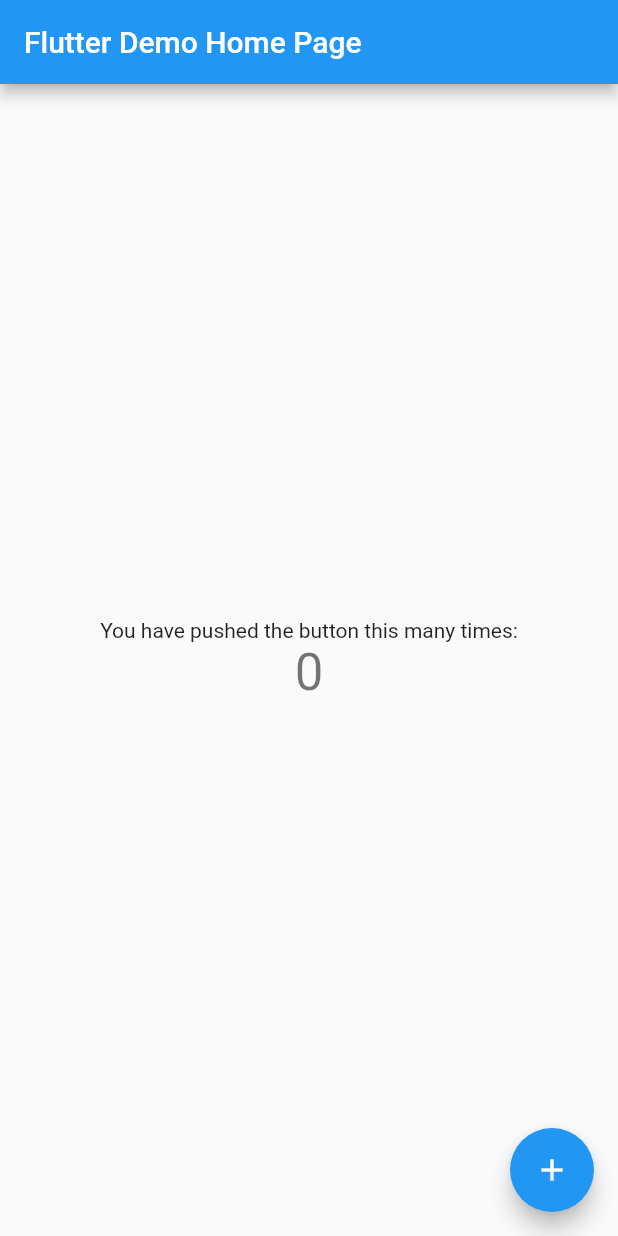
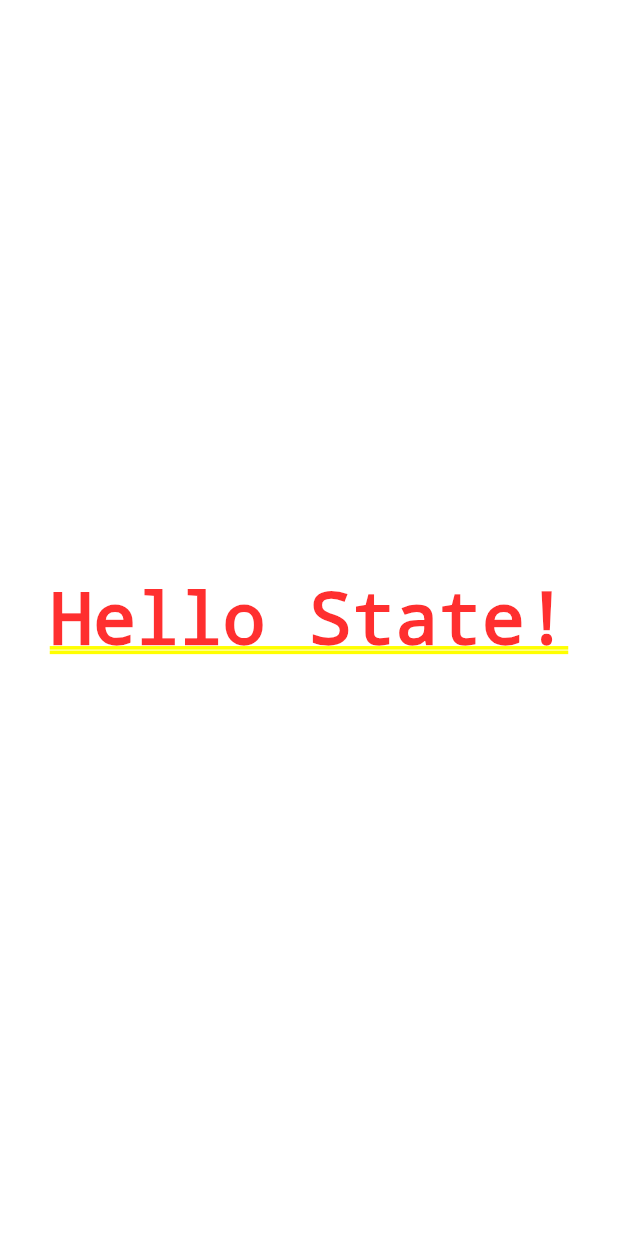
Before and after one commit to mikaelo/places, a Flutter app: the screen it shows after launch, on a phone screen of 412 x 824 dp. Run offline on Flutter 3.47's test engine with Material 2 defaults, Android fonts, the phone set to English and light mode, and no system bars.

Commit message:
Flutter Surf 3.6 3

```diff
--- a/src/lib/main.dart
+++ b/src/lib/main.dart
@@ -5,109 +5,39 @@ void main() {
 }
 
 class MyApp extends StatelessWidget {
-  // This widget is the root of your application.
   @override
   Widget build(BuildContext context) {
     return MaterialApp(
       title: 'Flutter Demo',
       theme: ThemeData(
-        // This is the theme of your application.
-        //
-        // Try running your application with "flutter run". You'll see the
-        // application has a blue toolbar. Then, without quitting the app, try
-        // changing the primarySwatch below to Colors.green and then invoke
-        // "hot reload" (press "r" in the console where you ran "flutter run",
-        // or simply save your changes to "hot reload" in a Flutter IDE).
-        // Notice that the counter didn't reset back to zero; the application
-        // is not restarted.
         primarySwatch: Colors.blue,
       ),
-      home: MyHomePage(title: 'Flutter Demo Home Page'),
+      home: MyStatefulWidget(),
     );
   }
 }
 
-class MyHomePage extends StatefulWidget {
-  MyHomePage({Key? key, required this.title}) : super(key: key);
+class MyFirstApp extends StatelessWidget {
+  int counter = 0;
+  @override
+  Widget build(BuildContext context) {
+    print("Counter: ${++counter}");
+    return Container(child: Center(child: Text('Hello!')));
+  }
+}
 
-  // This widget is the home page of your application. It is stateful, meaning
-  // that it has a State object (defined below) that contains fields that affect
-  // how it looks.
-
-  // This class is the configuration for the state. It holds the values (in this
-  // case the title) provided by the parent (in this case the App widget) and
-  // used by the build method of the State. Fields in a Widget subclass are
-  // always marked "final".
-
-  final String title;
+class MyStatefulWidget extends StatefulWidget {
+  const MyStatefulWidget({Key? key}) : super(key: key);
 
   @override
-  _MyHomePageState createState() => _MyHomePageState();
+  _MyStatefulWidgetState createState() => _MyStatefulWidgetState();
 }
 
-class _MyHomePageState extends State<MyHomePage> {
-  int _counter = 0;
-
-  void _incrementCounter() {
-    setState(() {
-      // This call to setState tells the Flutter framework that something has
-      // changed in this State, which causes it to rerun the build method below
-      // so that the display can reflect the updated values. If we changed
-      // _counter without calling setState(), then the build method would not be
-      // called again, and so nothing would appear to happen.
-      _counter++;
-    });
-  }
-
+class _MyStatefulWidgetState extends State<MyStatefulWidget> {
+  int counter = 0;
   @override
   Widget build(BuildContext context) {
-    // This method is rerun every time setState is called, for instance as done
-    // by the _incrementCounter method above.
-    //
-    // The Flutter framework has been optimized to make rerunning build methods
-    // fast, so that you can just rebuild anything that needs updating rather
-    // than having to individually change instances of widgets.
-    return Scaffold(
-      appBar: AppBar(
-        // Here we take the value from the MyHomePage object that was created by
-        // the App.build method, and use it to set our appbar title.
-        title: Text(widget.title),
-      ),
-      body: Center(
-        // Center is a layout widget. It takes a single child and positions it
-        // in the middle of the parent.
-        child: Column(
-          // Column is also a layout widget. It takes a list of children and
-          // arranges them vertically. By default, it sizes itself to fit its
-          // children horizontally, and tries to be as tall as its parent.
-          //
-          // Invoke "debug painting" (press "p" in the console, choose the
-          // "Toggle Debug Paint" action from the Flutter Inspector in Android
-          // Studio, or the "Toggle Debug Paint" command in Visual Studio Code)
-          // to see the wireframe for each widget.
-          //
-          // Column has various properties to control how it sizes itself and
-          // how it positions its children. Here we use mainAxisAlignment to
-          // center the children vertically; the main axis here is the vertical
-          // axis because Columns are vertical (the cross axis would be
-          // horizontal).
-          mainAxisAlignment: MainAxisAlignment.center,
-          children: <Widget>[
-            Text(
-              'You have pushed the button this many times:',
-            ),
-            Text(
-              '$_counter',
-              style: Theme.of(context).textTheme.headline4,
-            ),
-          ],
-        ),
-      ),
-      floatingActionButton: FloatingActionButton(
-        onPressed: _incrementCounter,
-        tooltip: 'Increment',
-        child: Icon(Icons.add),
-      ), // This trailing comma makes auto-formatting nicer for build methods.
-    );
+    print("Counter: ${++counter}");
+    return Container(child: Center(child: Text('Hello State!')));
   }
 }
```
